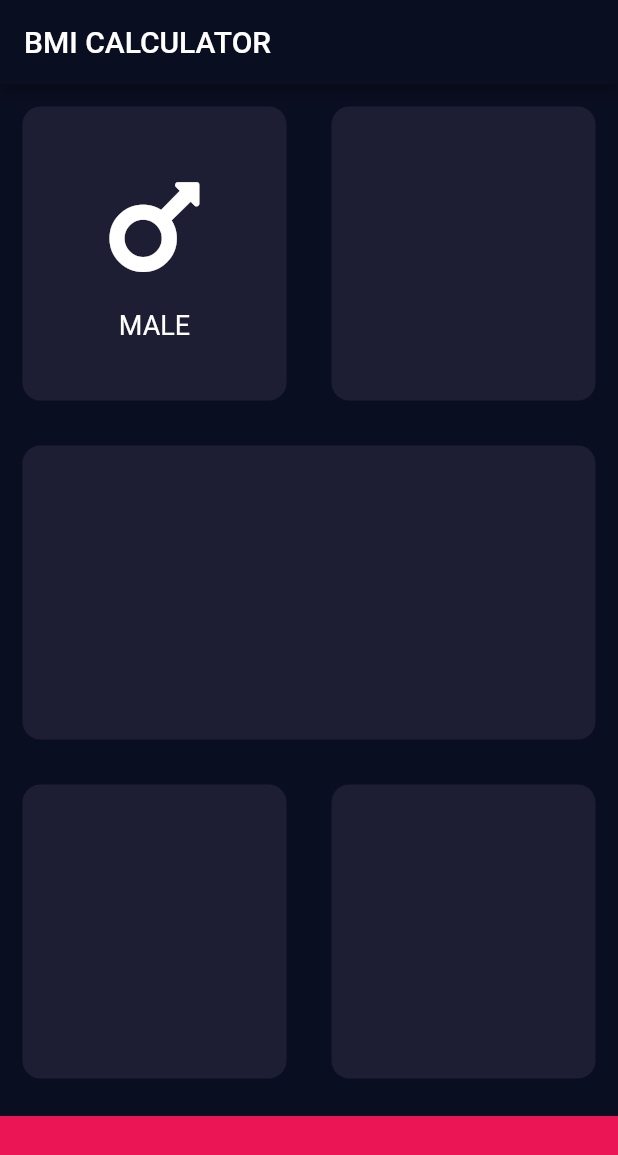
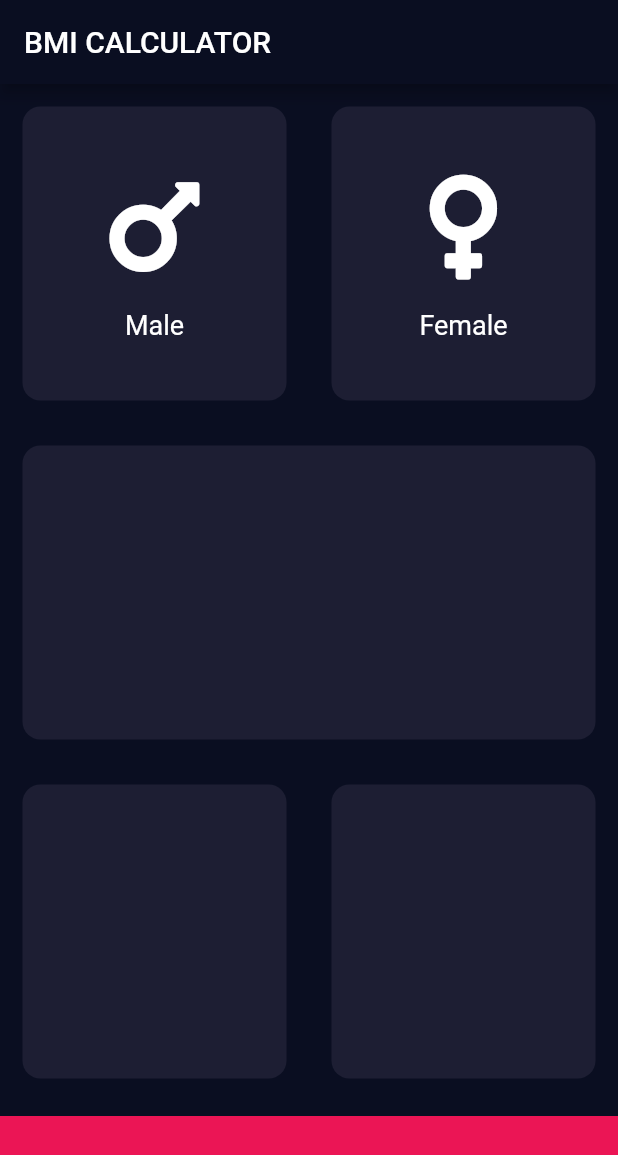
Before and after one commit to ing-arriola/bmiCalculatorFlutter, a Flutter app: the screen it shows after launch, on a phone screen of 412 x 824 dp. Shown: the top 1155 px of the screen. Run offline on Flutter 3.47's test engine with Material 2 defaults, Android fonts, the phone set to English and light mode, and no system bars; our stand-ins replace font_awesome_flutter.

Commit message:
using extracted widget for showing card content

```diff
--- a/lib/input_page.dart
+++ b/lib/input_page.dart
@@ -25,29 +25,27 @@ class _InputPageState extends State<InputPage> {
                 children: [
                   Expanded(
                     child: ReusableCard(
-                      cardChild: Column(
-                        mainAxisAlignment: MainAxisAlignment.center,
-                        children: [
-                          Icon(
-                            FontAwesomeIcons.mars,
-                            size: 80,
-                          ),
-                          SizedBox(
-                            height: 15,
-                          ),
-                          Text(
-                            'MALE',
-                            style: TextStyle(
-                              fontSize: 18,
-                            ),
-                          )
-                        ],
+                      cardChild: CardContent(
+                        textContent: 'Male',
+                        iconContent: Icon(
+                          FontAwesomeIcons.mars,
+                          size: 80,
+                        ),
                       ),
                       background: Color(reusableCardColor),
                     ),
                   ),
                   Expanded(
-                    child: ReusableCard(background: Color(reusableCardColor)),
+                    child: ReusableCard(
+                      cardChild: CardContent(
+                        textContent: 'Female',
+                        iconContent: Icon(
+                          FontAwesomeIcons.venus,
+                          size: 80,
+                        ),
+                      ),
+                      background: Color(reusableCardColor),
+                    ),
                   ),
                 ],
               ),
@@ -87,6 +85,31 @@ class _InputPageState extends State<InputPage> {
   }
 }
 
+class CardContent extends StatelessWidget {
+  final String textContent;
+  final Icon iconContent;
+  CardContent({this.textContent, this.iconContent});
+
+  @override
+  Widget build(BuildContext context) {
+    return Column(
+      mainAxisAlignment: MainAxisAlignment.center,
+      children: [
+        iconContent,
+        SizedBox(
+          height: 15,
+        ),
+        Text(
+          textContent,
+          style: TextStyle(
+            fontSize: 18,
+          ),
+        )
+      ],
+    );
+  }
+}
+
 class ReusableCard extends StatelessWidget {
   final Color background;
   final Widget cardChild;
```
